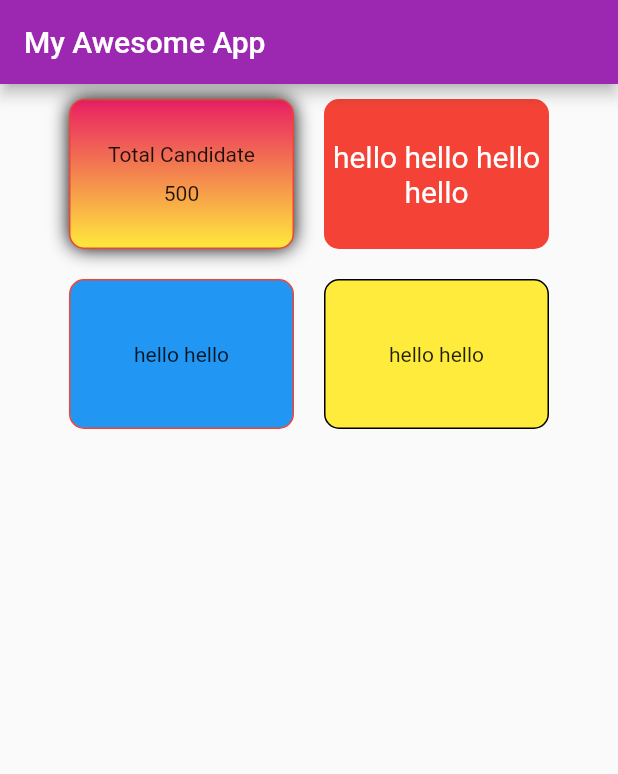
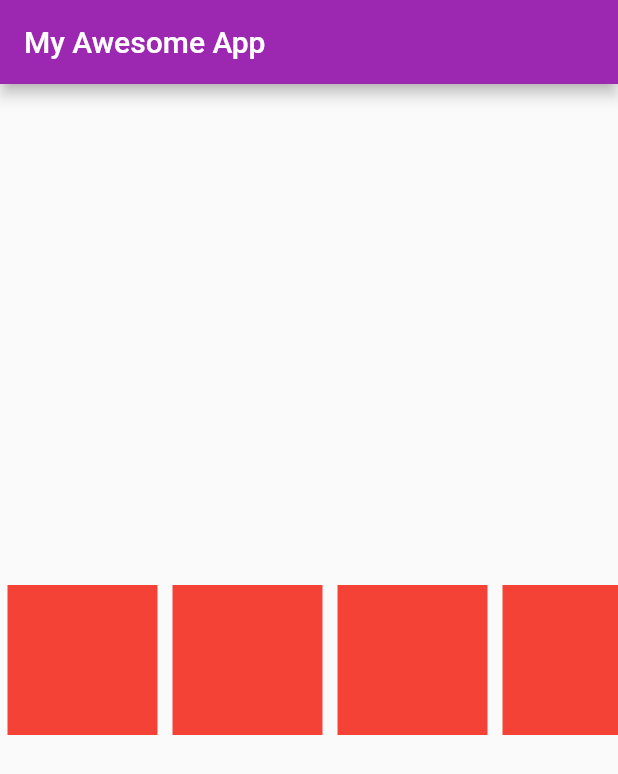
Before and after one commit to riyadzaigirdar/flutter-posts-auth, a Flutter app: the screen it shows after launch, on a phone screen of 412 x 824 dp. Shown: the top 774 px of the screen. Run offline on Flutter 3.47's test engine with Material 2 defaults, Android fonts, the phone set to English and light mode, and no system bars.

Commit message:
Scroll view added

```diff
--- a/lib/main.dart
+++ b/lib/main.dart
@@ -28,84 +28,56 @@ class MyHome extends StatelessWidget{
           child:Text("My Awesome App")
           ),
       ),
-      body:ListView(
-        children: <Widget>[
-          Row(
-        mainAxisAlignment: MainAxisAlignment.center,
+      body: SingleChildScrollView(
+            scrollDirection: Axis.horizontal,
+            child: Center(
+              child: Row(
                         children: <Widget>[
                           Container(
-            // margin: const EdgeInsets.all(10.0),
-            // padding: const EdgeInsets.all(20.0),
-            // decoration: BoxDecoration(shape: BoxShape.circle, color: Colors.red),
-            decoration: BoxDecoration(
-                color: Colors.green,
-                border: Border.all(
-                  color: Colors.red[500],
-                ),
-                borderRadius: BorderRadius.all(Radius.circular(10.0)),
-                gradient: LinearGradient(
-                  begin: Alignment.topCenter,
-                  end: Alignment.bottomCenter,
-                  colors: [Colors.pink, Colors.yellow]
-                  ),
-                boxShadow: [
-                  BoxShadow(
-                    color: Colors.black,
-                    blurRadius: 10
-                  )
-                ]
-              ),
-            margin: const EdgeInsets.all(10.0),
-            // color: Colors.red,
-            width: 150,
+                            margin: const EdgeInsets.all(5.0),
+                            color: Colors.red,
+                            width: 100,
                             height: 100,
-            child: Column(
-              mainAxisAlignment: MainAxisAlignment.center,
-              children: [
-                Container(margin: EdgeInsets.only(bottom: 10.0),child:Text("Total Candidate")),
-                Text("500")
-                ]
-              ),
+                            padding: const EdgeInsets.all(8.0),
                           ),
                           Container(
-          margin: const EdgeInsets.all(10.0),
-          decoration: BoxDecoration(
+                            margin: const EdgeInsets.all(5.0),
                             color: Colors.red,
-            borderRadius: BorderRadius.all(Radius.circular(10.0))),
-          // color: Colors.red,
-          width: 150,
+                            width: 100,
                             height: 100,
-          child: Center(child: Text("hello hello hello hello", textAlign: TextAlign.center , style: TextStyle(fontSize: 20, color: Colors.white),)),
-        )
-        ],),
-        Row(
-        mainAxisAlignment: MainAxisAlignment.center,
-        children: <Widget>[
-          Container(
-            margin: const EdgeInsets.all(10.0),
-            decoration: BoxDecoration(
-              color: Colors.blue,
-              border: Border.all(color: Colors.red),
-              borderRadius: BorderRadius.all(Radius.circular(10.0))),
-          // color: Colors.red,
-          width: 150,
-          height: 100,
-          child: Center(child: Text("hello hello")),
+                            padding: const EdgeInsets.all(8.0),
                           ),
                           Container(
-          margin: const EdgeInsets.all(10.0),
-          decoration: BoxDecoration(
-            color: Colors.yellow,
-            border: Border.all(color:Colors.black),
-            borderRadius: BorderRadius.all(Radius.circular(10.0))
+                            margin: const EdgeInsets.all(5.0),
+                            color: Colors.red,
+                            width: 100,
+                            height: 100,
+                            padding: const EdgeInsets.all(8.0),
                           ),
-          //color: Colors.red,
-          width: 150,
+                          Container(
+                            margin: const EdgeInsets.all(5.0),
+                            color: Colors.red,
+                            width: 100,
                             height: 100,
-          child: Center(child: Text("hello hello")),
+                            padding: const EdgeInsets.all(8.0),
+                          ),
+                          Container(
+                            margin: const EdgeInsets.all(5.0),
+                            color: Colors.red,
+                            width: 100,
+                            height: 100,
+                            padding: const EdgeInsets.all(8.0),
+                          ),
+                          Container(
+                            margin: const EdgeInsets.all(5.0),
+                            color: Colors.red,
+                            width: 100,
+                            height: 100,
+                            padding: const EdgeInsets.all(8.0),
                           )
-        ],)
                         ],
+                        ),
+              )
       )
     );
   }
```
Lines whose indentation alone changed are shown as unchanged.
